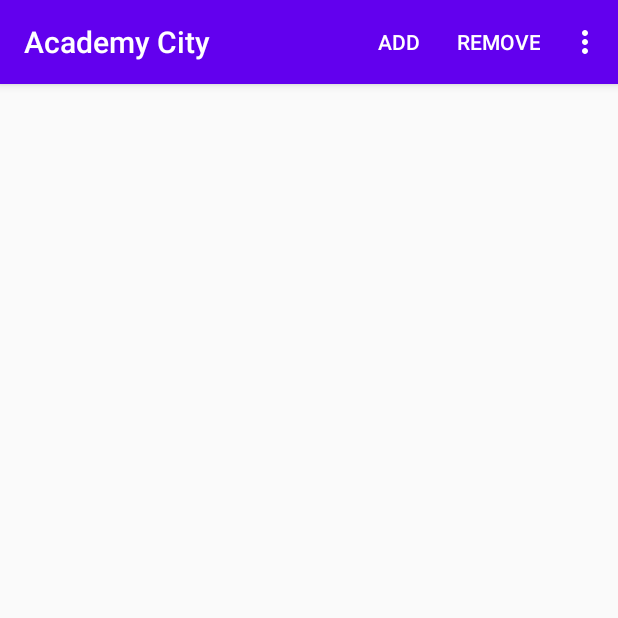
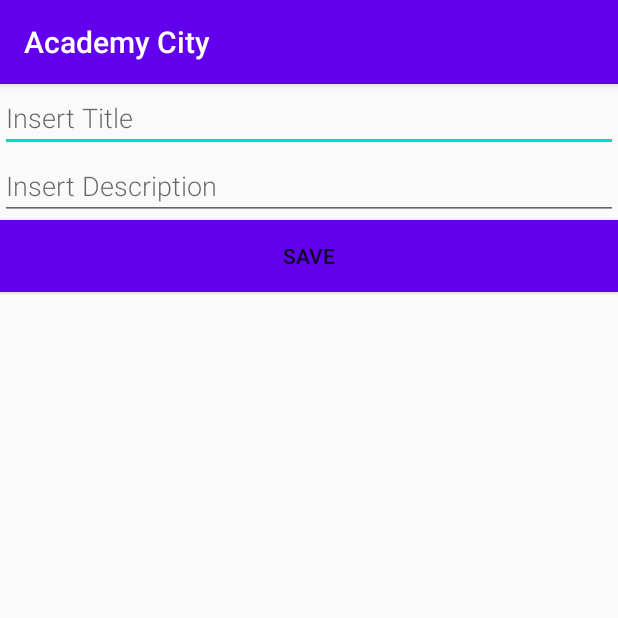
Before and after one commit to diorrini11/ProjetoCidadeInteligente, an Android app: the screen it shows after launch (MainActivity before the commit, AddNota after it), after a tap on "ADD", on a phone screen of 412 x 824 dp, the top half of it. Run offline under Robolectric (Android 15) with nearby library versions, the phone set to English and light mode, and no system bars; our stand-ins replace Room's generated code.

Commit message:
Funcionalidade Adicionar

```diff
--- a/app/build.gradle
+++ b/app/build.gradle
@@ -9,7 +9,7 @@ android {
 
     defaultConfig {
         applicationId "com.example.projetocidadeinteligente"
-        minSdkVersion 16
+        minSdkVersion 24
         targetSdkVersion 30
         versionCode 1
         versionName "1.0"
@@ -44,6 +44,7 @@ dependencies {
     implementation "androidx.lifecycle:lifecycle-viewmodel-ktx:$rootProject.lifecycleVersion"
     implementation "androidx.lifecycle:lifecycle-livedata-ktx:$rootProject.lifecycleVersion"
     implementation "androidx.lifecycle:lifecycle-common-java8:$rootProject.lifecycleVersion"
+    implementation 'androidx.lifecycle:lifecycle-extensions:2.2.0'
 
     // Kotlin components
     implementation "org.jetbrains.kotlin:kotlin-stdlib-jdk7:$kotlin_version"
--- a/app/src/main/AndroidManifest.xml
+++ b/app/src/main/AndroidManifest.xml
@@ -9,6 +9,7 @@
         android:roundIcon="@mipmap/ic_launcher_round"
         android:supportsRtl="true"
         android:theme="@style/AppTheme">
+        <activity android:name=".AddNota"/>
         <activity android:name=".MainActivity">
             <intent-filter>
                 <action android:name="android.intent.action.MAIN" />
--- /dev/null
+++ b/app/src/main/java/com/example/projetocidadeinteligente/AddNota.kt
@@ -0,0 +1,41 @@
+package com.example.projetocidadeinteligente
+
+import android.app.Activity
+import android.content.Intent
+import androidx.appcompat.app.AppCompatActivity
+import android.os.Bundle
+import android.text.TextUtils
+import android.widget.Button
+import android.widget.EditText
+
+class AddNota : AppCompatActivity() {
+
+    private lateinit var tituloText: EditText
+    private lateinit var descricaoText: EditText
+
+    override fun onCreate(savedInstanceState: Bundle?) {
+        super.onCreate(savedInstanceState)
+        setContentView(R.layout.activity_add_nota)
+
+        tituloText = findViewById(R.id.tituloEdit)
+        descricaoText = findViewById(R.id.descricaoEdit)
+
+        val button = findViewById<Button>(R.id.saveButton)
+        button.setOnClickListener {
+            val replyIntent = Intent()
+            if (TextUtils.isEmpty(tituloText.text)) {
+                setResult(Activity.RESULT_CANCELED, replyIntent)
+            } else {
+                replyIntent.putExtra(EXTRA_REPLY_TITULO, tituloText.text.toString())
+                replyIntent.putExtra(EXTRA_REPLY_DESCRICAO, descricaoText.text.toString())
+                setResult(Activity.RESULT_OK, replyIntent)
+            }
+            finish()
+        }
+    }
+
+    companion object {
+        const val EXTRA_REPLY_TITULO = "com.example.android.titulo"
+        const val EXTRA_REPLY_DESCRICAO = "com.example.android.descricao"
+    }
+}
--- a/app/src/main/java/com/example/projetocidadeinteligente/adapters/NotaAdapter.kt
+++ b/app/src/main/java/com/example/projetocidadeinteligente/adapters/NotaAdapter.kt
@@ -27,7 +27,7 @@ class NotaAdapter internal constructor(
 
     override fun onBindViewHolder(holder: NotaViewHolder, position: Int) {
         val current = notas[position]
-        holder.notaItemView.text = current.id.toString() + " - " + current.titulo + "-" + current.descricao
+        holder.notaItemView.text = current.id.toString() + " - " + current.titulo + " - " + current.descricao
     }
 
     internal fun setNotas(notas: List<Nota>) {
--- a/app/src/main/java/com/example/projetocidadeinteligente/viewModel/NotaViewModel.kt
+++ b/app/src/main/java/com/example/projetocidadeinteligente/viewModel/NotaViewModel.kt
@@ -40,7 +40,7 @@ class NotaViewModel(application: Application) : AndroidViewModel(application) {
         repository.updateNota(nota)
     }
 
-    fun updateDescricao(id: Int, descricao: String) = viewModelScope.launch {
+    fun updateDescricao(id: Int, descricao: String) = viewModelScope.launch{
         repository.updateDescricao(id, descricao)
     }
 }
--- /dev/null
+++ b/app/src/main/res/layout/activity_add_nota.xml
@@ -0,0 +1,31 @@
+<?xml version="1.0" encoding="utf-8"?>
+<LinearLayout xmlns:android="http://schemas.android.com/apk/res/android"
+    android:orientation="vertical"
+    android:layout_width="match_parent"
+    android:layout_height="match_parent">
+
+    <EditText
+        android:id="@+id/tituloEdit"
+        android:layout_width="match_parent"
+        android:layout_height="wrap_content"
+        android:fontFamily="sans-serif-light"
+        android:hint="@string/insertTitulo"
+        android:inputType="textAutoComplete"
+        android:textSize="18sp" />
+
+    <EditText
+        android:id="@+id/descricaoEdit"
+        android:layout_width="match_parent"
+        android:layout_height="wrap_content"
+        android:fontFamily="sans-serif-light"
+        android:hint="@string/insertDescricao"
+        android:inputType="textAutoComplete"
+        android:textSize="18sp" />
+
+    <Button
+        android:id="@+id/saveButton"
+        android:layout_width="match_parent"
+        android:layout_height="wrap_content"
+        android:background="@color/colorPrimary"
+        android:text="Save" />
+</LinearLayout>
--- a/app/src/main/res/values/strings.xml
+++ b/app/src/main/res/values/strings.xml
@@ -6,4 +6,7 @@
     <string name="selectM">Select Multiple</string>
     <string name="sharedPref" translatable="false">file1</string>
     <string name="removeAll">Remove All</string>
+    <string name="insertTitulo">Insert Title</string>
+    <string name="insertDescricao">Insert Description</string>
+    <string name="empty_not_saved">Values not inserted</string>
 </resources>
```
Also changed, not shown: app/src/main/java/com/example/projetocidadeinteligente/MainActivity.kt (+23 -1 lines), 1 other file.
